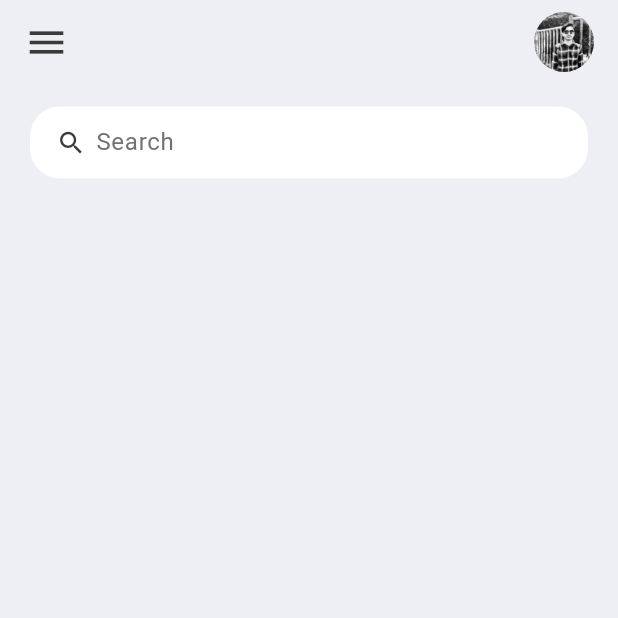
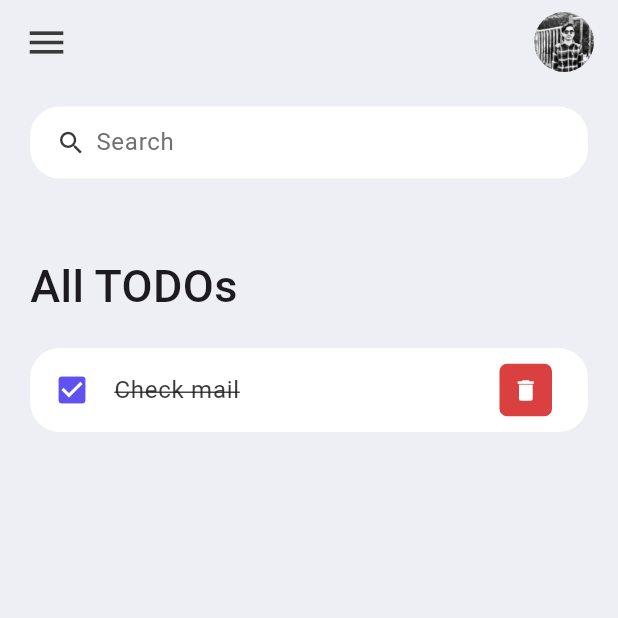
Before and after one commit to yogendrabaskota/TODO-App, a Flutter app: the screen it shows after launch, on a phone screen of 412 x 824 dp, the top half of it. Run offline on Flutter 3.47's test engine with Material 3 defaults, Android fonts, the phone set to English and light mode, and no system bars.

Commit message:
adding todo items

```diff
--- a/lib/screens/home.dart
+++ b/lib/screens/home.dart
@@ -3,6 +3,7 @@
 import 'package:flutter/material.dart';
 import 'package:flutter/widgets.dart';
 import 'package:todo/constants/colors.dart';
+import 'package:todo/widgets/todo_item.dart';
 
 class Home extends StatelessWidget {
   const Home({Key? key}) : super(key: key);
@@ -17,6 +18,27 @@ class Home extends StatelessWidget {
         child: Column(
           children: [
             searchBox(),
+            Expanded(
+
+              child: ListView(
+                children: [
+                  Container(
+                    margin: EdgeInsets.only(top: 50,
+                    bottom: 20,
+                    ),
+                    child: Text(
+                      'All TODOs',
+                      style: TextStyle(
+                        fontSize: 30,
+                        fontWeight: FontWeight.w500,
+                      ),
+                    ),
+                  ),
+                  ToDoItems(),
+
+                ],
+              )
+            )
           ],
         ),
       )
--- /dev/null
+++ b/lib/widgets/todo_item.dart
@@ -0,0 +1,50 @@
+import 'package:flutter/material.dart';
+import 'package:todo/constants/colors.dart';
+
+class ToDoItems extends StatelessWidget {
+  const ToDoItems({super.key});
+
+  @override
+  Widget build(BuildContext context) {
+    return Container(
+      child: ListTile(
+        onTap: ()  {},
+        shape: RoundedRectangleBorder(
+          borderRadius: BorderRadius.circular(20)
+          ),
+          tileColor: Colors.white,
+          leading: Icon(
+            Icons.check_box,
+            color: tdBlue,
+          ),
+          title: Text(
+            'Check mail',
+            style: TextStyle(
+              fontSize: 16,
+              color: tdBlack,
+              decoration: TextDecoration.lineThrough,
+            ),
+          ),
+          trailing: Container(
+            height: 35,
+            width: 35,
+            decoration: BoxDecoration(
+              color: tdRed,
+              borderRadius: BorderRadius.circular(5),
+
+            ),
+            child: IconButton(
+              color: Colors.white,
+              iconSize: 18,
+              icon: Icon(Icons.delete),
+              onPressed: () {
+
+              },
+            ),
+
+          ),
+
+      ),
+      );
+  }
+}
```
